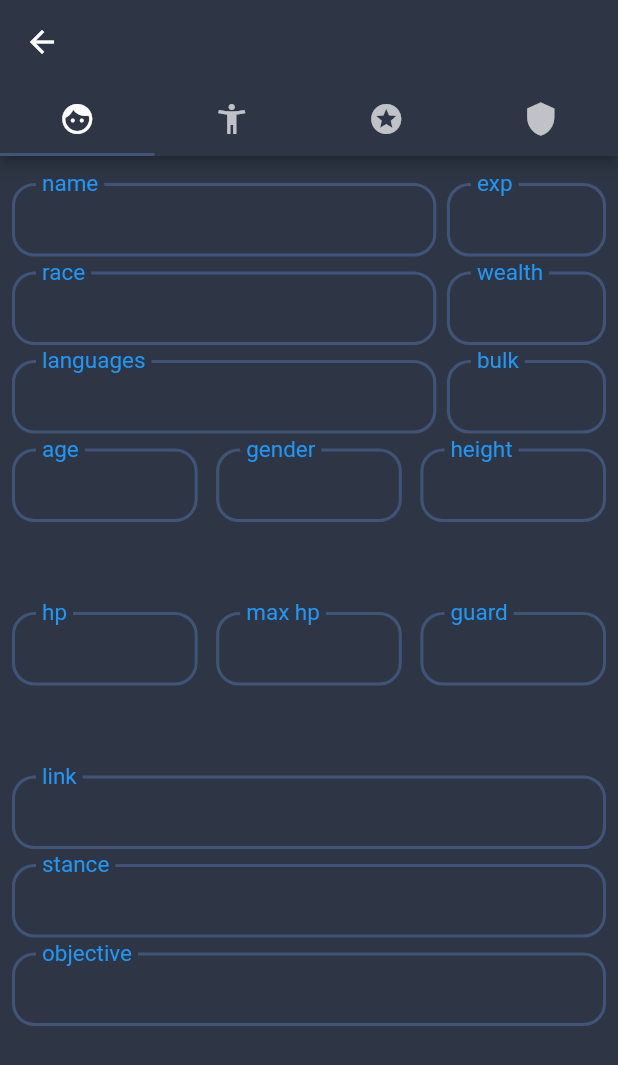
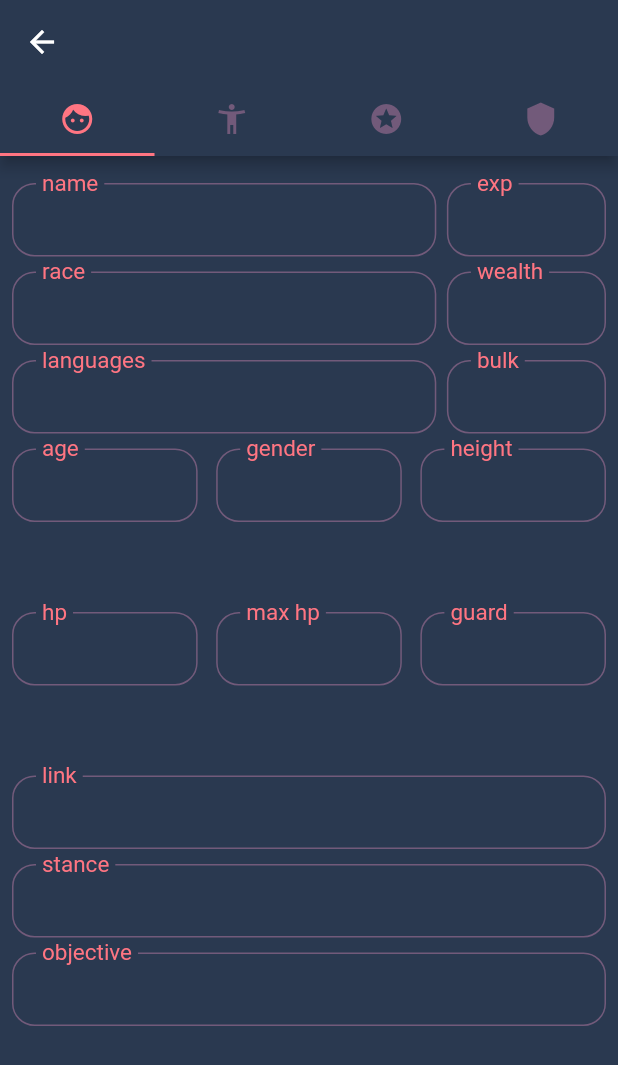
Before and after one commit to LoSalv/lallotales_characters_app, a Flutter app: the screen it shows after launch, after a tap on the "add" icon, on a phone screen of 412 x 824 dp. Shown: the top 1065 px of the screen. Run offline on Flutter 3.47's test engine with Material 2 defaults, Android fonts, the phone set to English and light mode, and no system bars; our stand-ins replace shared_preferences.

Commit message:
new palette and icon

```diff
--- a/lib/main.dart
+++ b/lib/main.dart
@@ -9,6 +9,21 @@ Future<void> main() async {
   runApp(MyApp());
 }
 
+const List<List<Color>> colors = [
+  [
+    Color(0xff2E3645),
+    Color.fromARGB(255, 143, 93, 166),
+    Color.fromARGB(255, 239, 106, 187)
+  ],
+  [
+    Color(0xff2A3950),
+    Color(0xff355C7D),
+    Color(0xff725A7A),
+    Color(0xffC56D86),
+    Color(0xffFF7582),
+  ],
+];
+
 class MyApp extends StatelessWidget {
   @override
   Widget build(BuildContext context) {
@@ -16,9 +31,14 @@ class MyApp extends StatelessWidget {
         debugShowCheckedModeBanner: false,
         title: 'lallotales character creator',
         theme: ThemeData(
-          primaryColor: const Color(0xff2E3645),
-          accentColor: const Color(0xff415478),
+          primaryColor: colors[1][0],
+          // primaryColor: const Color.fromRGBO(63, 81, 181, 1),
+          // accentColor: const Color(0xff415478),
+          accentColor: colors[1][4],
+          disabledColor: colors[1][2],
+          // accentColor: const Color.fromARGB(220, 34, 204, 227),
           visualDensity: VisualDensity.adaptivePlatformDensity,
+          splashColor: Colors.transparent,
           textTheme: const TextTheme(
             headline1: TextStyle(
                 fontSize: 27, fontWeight: FontWeight.w400, color: Colors.white),
--- a/lib/screens/character sheet tabs/abilities_tab.dart
+++ b/lib/screens/character sheet tabs/abilities_tab.dart
@@ -154,7 +154,7 @@ class AttributeField extends StatelessWidget {
         child: Container(
           decoration: BoxDecoration(
             border: Border.all(
-              color: Colors.blue,
+              color: Theme.of(context).disabledColor,
             ),
             borderRadius: BorderRadius.circular(15),
           ),
@@ -167,7 +167,9 @@ class AttributeField extends StatelessWidget {
                   padding: const EdgeInsets.fromLTRB(6, 4, 0, 2),
                   child: Text(
                     attribute.name,
-                    style: Theme.of(context).textTheme.bodyText1,
+                    style: Theme.of(context).textTheme.bodyText1.copyWith(
+                          color: Theme.of(context).accentColor,
+                        ),
                   ),
                 ),
               ),
@@ -205,7 +207,9 @@ class Header extends StatelessWidget {
           Expanded(
             child: Text(
               text,
-              style: Theme.of(context).textTheme.headline2,
+              style: Theme.of(context).textTheme.headline2.copyWith(
+                    color: Theme.of(context).accentColor,
+                  ),
             ),
           ),
           GestureDetector(
@@ -300,7 +304,11 @@ class MyTile extends StatelessWidget {
           });
         },
         child: ExpansionTile(
-          title: Text(title, style: Theme.of(context).textTheme.headline3),
+          title: Text(title,
+              style: Theme.of(context)
+                  .textTheme
+                  .headline3
+                  .copyWith(color: Theme.of(context).disabledColor)),
           trailing: const Icon(
             Icons.keyboard_arrow_down,
             color: Colors.white,
--- a/lib/screens/character sheet tabs/inventory_tab.dart
+++ b/lib/screens/character sheet tabs/inventory_tab.dart
@@ -448,7 +448,7 @@ class ListItem extends StatelessWidget {
         });
       },
       child: Card(
-        color: Theme.of(context).accentColor,
+        color: Theme.of(context).disabledColor,
         child: Padding(
           padding: const EdgeInsets.fromLTRB(8, 15, 8, 10),
           child: Text(
--- a/lib/screens/character_sheet_screen.dart
+++ b/lib/screens/character_sheet_screen.dart
@@ -14,26 +14,71 @@ class CharacterSheetScreen extends StatefulWidget {
   _CharacterSheetScreenState createState() => _CharacterSheetScreenState();
 }
 
-class _CharacterSheetScreenState extends State<CharacterSheetScreen> {
+class _CharacterSheetScreenState extends State<CharacterSheetScreen>
+    with SingleTickerProviderStateMixin {
+  TabController _tabController;
+
+  void _handleTabSelection() {
+    setState(() {});
+  }
+
+  @override
+  void initState() {
+    _tabController = TabController(length: 4, vsync: this);
+    _tabController.addListener(_handleTabSelection);
+    super.initState();
+  }
+
+  @override
+  void dispose() {
+    _tabController.dispose();
+    super.dispose();
+  }
+
   @override
   Widget build(BuildContext context) {
     final int characterIndex = ModalRoute.of(context).settings.arguments as int;
     final Character character = characterList[characterIndex];
+    final Color notSelectedIconColor = Theme.of(context).disabledColor;
 
     return SafeArea(
-      child: DefaultTabController(
-        length: 4,
       child: Scaffold(
         appBar: AppBar(
+          foregroundColor: Theme.of(context).accentColor,
           title: Text(character.name),
-              bottom: const TabBar(
+          bottom: TabBar(
+            indicatorColor: Theme.of(context).accentColor,
+            controller: _tabController,
             tabs: [
-                  Tab(icon: Icon(Icons.face)),
-                  Tab(icon: Icon(Icons.accessibility_new_outlined)),
-                  Tab(icon: Icon(Icons.stars)),
-                  Tab(icon: Icon(Icons.shield)),
+              Tab(
+                icon: Icon(Icons.face,
+                    color: _tabController.index == 0
+                        ? Theme.of(context).accentColor
+                        : notSelectedIconColor),
+              ),
+              Tab(
+                icon: Icon(Icons.accessibility_new_outlined,
+                    color: _tabController.index == 1
+                        ? Theme.of(context).accentColor
+                        : notSelectedIconColor),
+              ),
+              Tab(
+                icon: Icon(Icons.stars,
+                    color: _tabController.index == 2
+                        ? Theme.of(context).accentColor
+                        : notSelectedIconColor),
+              ),
+              Tab(
+                icon: Icon(
+                  Icons.shield,
+                  color: _tabController.index == 3
+                      ? Theme.of(context).accentColor
+                      : notSelectedIconColor,
+                ),
+              ),
             ],
-              )),
+          ),
+        ),
         body: TabBarView(
           children: [
             GeneralInfoTab(char: character),
@@ -41,7 +86,7 @@ class _CharacterSheetScreenState extends State<CharacterSheetScreen> {
             AbilitiesTab(char: character),
             InventoryTab(char: character),
           ],
-          ),
+          controller: _tabController,
         ),
       ),
     );
--- a/lib/screens/home_screen.dart
+++ b/lib/screens/home_screen.dart
@@ -15,15 +15,28 @@ class _HomeScreenState extends State<HomeScreen> {
   @override
   Widget build(BuildContext context) {
     return SafeArea(
+      child: Container(
+        decoration: BoxDecoration(
+            gradient: LinearGradient(
+          begin: Alignment.topRight,
+          end: Alignment.bottomLeft,
+          colors: [
+            Theme.of(context).primaryColor,
+            Theme.of(context).accentColor,
+          ],
+        )),
         child: Scaffold(
           appBar: AppBar(
+            backgroundColor: Colors.transparent,
+            shadowColor: Colors.transparent,
             title: Text(
               "characters",
               style: Theme.of(context).textTheme.headline1,
             ),
           ),
-        backgroundColor: const Color(0xff2E3645),
+          backgroundColor: Colors.transparent,
           floatingActionButton: FloatingActionButton(
+            elevation: 0,
             onPressed: () {
               characterList.add(Character());
               DBService.save();
@@ -31,7 +44,7 @@ class _HomeScreenState extends State<HomeScreen> {
                       arguments: characterList.length - 1)
                   .then((value) => setState(() {}));
             },
-          backgroundColor: Theme.of(context).accentColor,
+            backgroundColor: Colors.transparent.withOpacity(0.2),
             child: const Icon(Icons.add),
           ),
           body: ListView.builder(
@@ -43,6 +56,7 @@ class _HomeScreenState extends State<HomeScreen> {
                 parent: this,
               );
             },
+          ),
         ),
       ),
     );
@@ -88,7 +102,8 @@ class ListItem extends StatelessWidget {
       margin: const EdgeInsets.fromLTRB(10, 10, 10, 0),
       height: 60,
       decoration: BoxDecoration(
-        color: themeData.accentColor,
+        // color: themeData.accentColor,
+        color: Colors.transparent.withOpacity(0.2),
         borderRadius: const BorderRadius.only(
           topLeft: Radius.circular(7.0),
           topRight: Radius.circular(7.0),
--- a/lib/utilities/my_text_field.dart
+++ b/lib/utilities/my_text_field.dart
@@ -30,8 +30,8 @@ class MyTextFieldWithLabel extends StatelessWidget {
   Widget build(BuildContext context) {
     final OutlineInputBorder border = OutlineInputBorder(
       borderSide: BorderSide(
-        color: Theme.of(context).accentColor,
-        width: 2,
+        color: Theme.of(context).disabledColor,
+        width: 1,
       ),
       borderRadius: BorderRadius.circular(15),
     );
@@ -53,6 +53,9 @@ class MyTextFieldWithLabel extends StatelessWidget {
         textAlign: textAlign ?? TextAlign.left,
         style: Theme.of(context).textTheme.bodyText1,
         decoration: InputDecoration(
+          // filled: true,
+          // fillColor: Theme.of(context).accentColor,
+          // focusColor: Theme.of(context).accentColor,
           errorText: showError ? errorText : null,
           errorBorder: errBorder,
           focusedErrorBorder: errBorder,
@@ -64,7 +67,7 @@ class MyTextFieldWithLabel extends StatelessWidget {
           focusedBorder: border,
           labelStyle: TextStyle(
             fontSize: 20,
-            color: showError ? Colors.red : Colors.blue,
+            color: showError ? Colors.red : Theme.of(context).accentColor,
             fontWeight: labelWeight ?? FontWeight.normal,
           ),
         ),
```
Also changed, not shown: pubspec.yaml (+10 -3 lines), pubspec.lock, 23 other files. Lines whose indentation alone changed are shown as unchanged.
